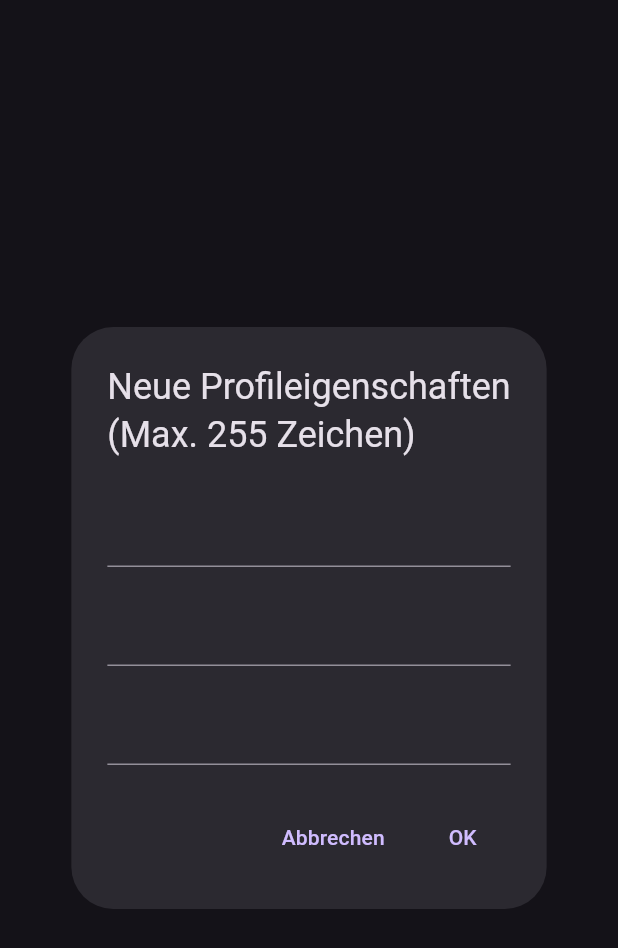
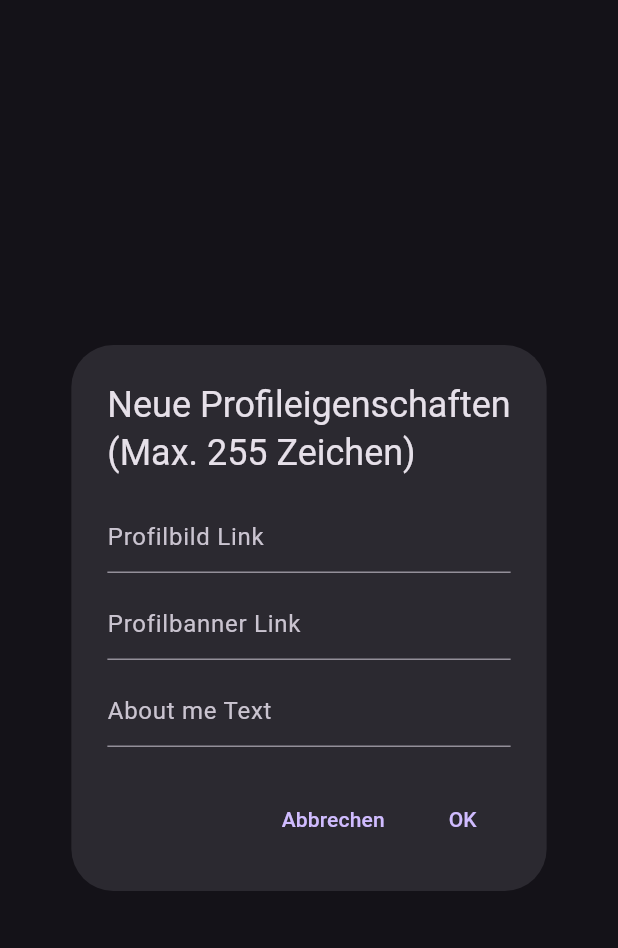
Before and after one commit to OptixWolf/Arktox, a Flutter app: the TextfieldDialog widget shown alone on an empty page, opened directly with empty values, on a phone screen of 412 x 824 dp. Shown: the top 948 px of the screen. Run offline on Flutter 3.47's test engine with Material 3 defaults, Android fonts, the phone set to English and light mode, and no system bars; our stand-ins replace flutter_phoenix, shared_preferences; missing offline and left inert: mysql_client; accounts and stored records are empty.

Commit message:
Profilbearbeitungsfehler behoben

```diff
--- a/lib/dialog.dart
+++ b/lib/dialog.dart
@@ -26,6 +26,9 @@ class _MyDialogState extends State<TextfieldDialog> {
 
   @override
   Widget build(BuildContext context) {
+    _controller1.text = widget.own_profilbild_link;
+    _controller2.text = widget.own_profilbanner_link;
+    _controller3.text = widget.own_about_me;
     return AlertDialog(
       title: const Text('Neue Profileigenschaften\n(Max. 255 Zeichen)'),
       content: Column(
@@ -33,25 +36,22 @@ class _MyDialogState extends State<TextfieldDialog> {
         children: [
           TextField(
             controller: _controller1,
-            decoration: InputDecoration(
+            decoration: const InputDecoration(
               hintText: 'Profilbild Link',
-              labelText: widget.own_profilbild_link,
             ),
           ),
           const SizedBox(height: 10),
           TextField(
             controller: _controller2,
-            decoration: InputDecoration(
+            decoration: const InputDecoration(
               hintText: 'Profilbanner Link',
-              labelText: widget.own_profilbanner_link,
             ),
           ),
           const SizedBox(height: 10),
           TextField(
             controller: _controller3,
-            decoration: InputDecoration(
+            decoration: const InputDecoration(
               hintText: 'About me Text',
-              labelText: widget.own_about_me,
             ),
           ),
         ],
```
